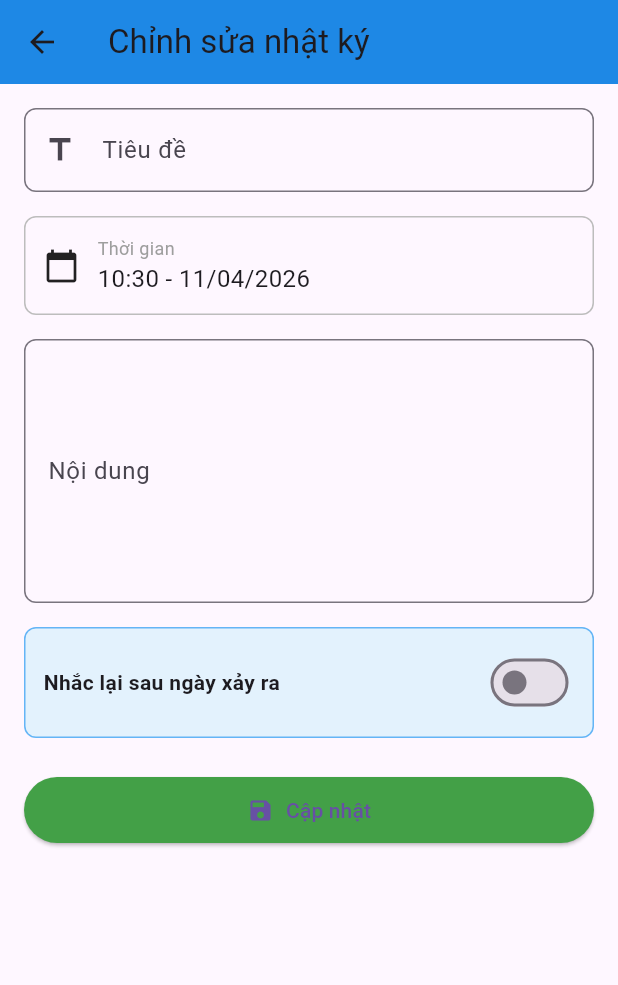
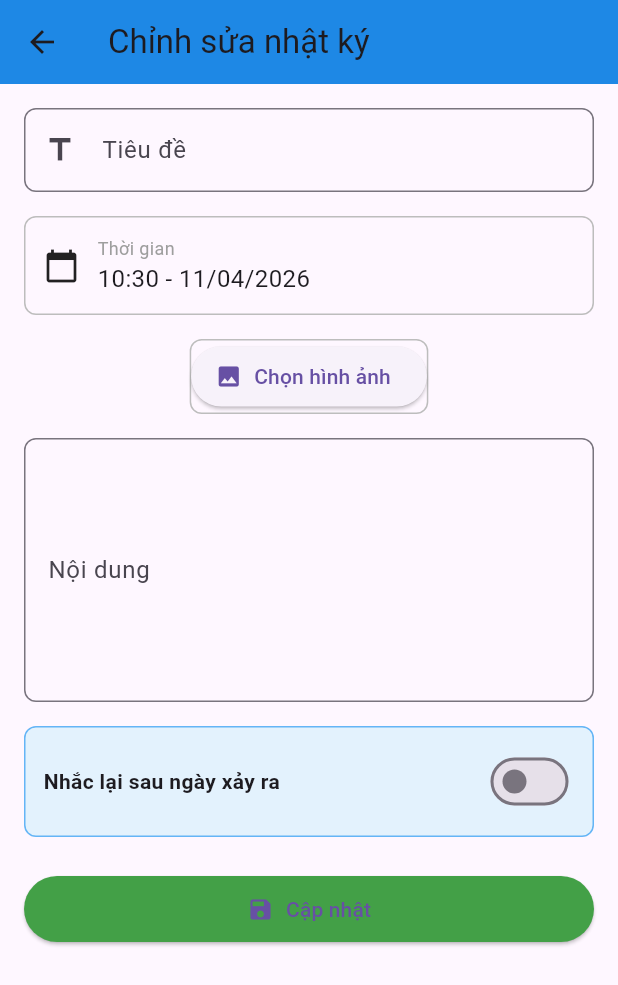
Before and after one commit to giakhanh356/Chuyende2, a Flutter app: the EntryDetailScreen screen opened directly with empty values, after a tap on the "edit" icon, on a phone screen of 412 x 824 dp. Shown: the top 985 px of the screen. Run offline on Flutter 3.47's test engine with Material 3 defaults, Android fonts, the phone set to English and light mode, and no system bars; our stand-ins replace image_picker, shared_preferences; accounts and stored records are empty.

Commit message:
Add web image upload support for diary entries

```diff
--- a/lib/models/diary_entry.dart
+++ b/lib/models/diary_entry.dart
@@ -2,7 +2,7 @@ class DiaryEntry {
   int? id;
   String title;
   DateTime dateTime;
-  String? imagePath;
+  String? imageBase64;
   bool isReminderEnabled;
   String reminderType; // 'ring', 'email', 'notification'
   String reminderTime; // '3 months', '1 year', '10 years'
@@ -13,7 +13,7 @@ class DiaryEntry {
     this.id,
     required this.title,
     required this.dateTime,
-    this.imagePath,
+    this.imageBase64,
     this.isReminderEnabled = false,
     this.reminderType = 'notification',
     this.reminderTime = '3 months',
@@ -27,7 +27,7 @@ class DiaryEntry {
       'id': id,
       'title': title,
       'dateTime': dateTime.toIso8601String(),
-      'imagePath': imagePath,
+      'imageBase64': imageBase64,
       'isReminderEnabled': isReminderEnabled ? 1 : 0,
       'reminderType': reminderType,
       'reminderTime': reminderTime,
@@ -45,7 +45,7 @@ class DiaryEntry {
       id: idValue is int ? idValue : (idValue is String ? int.tryParse(idValue) : null),
       title: map['title'] as String? ?? '',
       dateTime: DateTime.parse(map['dateTime'] as String? ?? DateTime.now().toIso8601String()),
-      imagePath: map['imagePath'] as String?,
+      imageBase64: map['imageBase64'] as String?,
       isReminderEnabled: isReminderValue is int
           ? isReminderValue == 1
           : (isReminderValue is bool ? isReminderValue : false),
@@ -61,7 +61,7 @@ class DiaryEntry {
     int? id,
     String? title,
     DateTime? dateTime,
-    String? imagePath,
+    String? imageBase64,
     bool? isReminderEnabled,
     String? reminderType,
     String? reminderTime,
@@ -72,7 +72,7 @@ class DiaryEntry {
       id: id ?? this.id,
       title: title ?? this.title,
       dateTime: dateTime ?? this.dateTime,
-      imagePath: imagePath ?? this.imagePath,
+      imageBase64: imageBase64 ?? this.imageBase64,
       isReminderEnabled: isReminderEnabled ?? this.isReminderEnabled,
       reminderType: reminderType ?? this.reminderType,
       reminderTime: reminderTime ?? this.reminderTime,
--- a/lib/screens/add_entry_screen.dart
+++ b/lib/screens/add_entry_screen.dart
@@ -1,4 +1,7 @@
+import 'dart:convert';
+
 import 'package:flutter/material.dart';
+import 'package:image_picker/image_picker.dart';
 import 'package:intl/intl.dart';
 import '../models/diary_entry.dart';
 import '../database/database_provider.dart';
@@ -16,10 +19,12 @@ class _AddEntryScreenState extends State<AddEntryScreen> {
   late TextEditingController _titleController;
   late TextEditingController _contentController;
   DateTime _selectedDateTime = DateTime.now();
+  String? _imageBase64;
   bool _isReminderEnabled = false;
   String _reminderType = 'notification';
   String _reminderTime = '3 months';
   final DatabaseProvider _dbProvider = DatabaseProvider();
+  final ImagePicker _imagePicker = ImagePicker();
 
   final List<String> _reminderTimes = [
     '3 months',
@@ -35,6 +40,7 @@ class _AddEntryScreenState extends State<AddEntryScreen> {
       _titleController = TextEditingController(text: widget.entry!.title);
       _contentController = TextEditingController(text: widget.entry!.content);
       _selectedDateTime = widget.entry!.dateTime;
+      _imageBase64 = widget.entry!.imageBase64;
       _isReminderEnabled = widget.entry!.isReminderEnabled;
       _reminderType = widget.entry!.reminderType;
       _reminderTime = widget.entry!.reminderTime;
@@ -79,6 +85,22 @@ class _AddEntryScreenState extends State<AddEntryScreen> {
     }
   }
 
+  Future<void> _pickImage() async {
+    final XFile? pickedFile = await _imagePicker.pickImage(
+      source: ImageSource.gallery,
+      maxWidth: 1200,
+      maxHeight: 1200,
+      imageQuality: 85,
+    );
+
+    if (pickedFile != null) {
+      final bytes = await pickedFile.readAsBytes();
+      setState(() {
+        _imageBase64 = base64Encode(bytes);
+      });
+    }
+  }
+
   Future<void> _saveDiaryEntry() async {
     if (_titleController.text.isEmpty) {
       ScaffoldMessenger.of(context).showSnackBar(
@@ -91,7 +113,7 @@ class _AddEntryScreenState extends State<AddEntryScreen> {
       id: widget.entry?.id,
       title: _titleController.text,
       dateTime: _selectedDateTime,
-      imagePath: null,
+      imageBase64: _imageBase64,
       isReminderEnabled: _isReminderEnabled,
       reminderType: _reminderType,
       reminderTime: _reminderTime,
@@ -179,6 +201,37 @@ class _AddEntryScreenState extends State<AddEntryScreen> {
                       ),
                     ],
                   ),
+                ),
+              ),
+              const SizedBox(height: 16),
+
+              // Image picker
+              Container(
+                decoration: BoxDecoration(
+                  border: Border.all(color: Colors.grey[400]!),
+                  borderRadius: BorderRadius.circular(8),
+                ),
+                child: Column(
+                  children: [
+                    if (_imageBase64 != null && _imageBase64!.isNotEmpty)
+                      Padding(
+                        padding: const EdgeInsets.all(8),
+                        child: ClipRRect(
+                          borderRadius: BorderRadius.circular(8),
+                          child: Image.memory(
+                            base64Decode(_imageBase64!),
+                            height: 200,
+                            width: double.infinity,
+                            fit: BoxFit.cover,
+                          ),
+                        ),
+                      ),
+                    ElevatedButton.icon(
+                      onPressed: _pickImage,
+                      icon: const Icon(Icons.image),
+                      label: const Text('Chọn hình ảnh'),
+                    ),
+                  ],
                 ),
               ),
               const SizedBox(height: 16),
--- a/lib/screens/entry_detail_screen.dart
+++ b/lib/screens/entry_detail_screen.dart
@@ -1,3 +1,5 @@
+import 'dart:convert';
+
 import 'package:flutter/material.dart';
 import 'package:intl/intl.dart';
 import '../models/diary_entry.dart';
@@ -90,6 +92,31 @@ class _EntryDetailScreenState extends State<EntryDetailScreen> {
                 ),
               ),
               const SizedBox(height: 16),
+
+              // Image
+              if (widget.entry.imageBase64 != null && widget.entry.imageBase64!.isNotEmpty)
+                Column(
+                  crossAxisAlignment: CrossAxisAlignment.start,
+                  children: [
+                    const Text(
+                      'Hình ảnh',
+                      style: TextStyle(
+                        fontSize: 14,
+                        fontWeight: FontWeight.w600,
+                      ),
+                    ),
+                    const SizedBox(height: 8),
+                    ClipRRect(
+                      borderRadius: BorderRadius.circular(12),
+                      child: Image.memory(
+                        base64Decode(widget.entry.imageBase64!),
+                        width: double.infinity,
+                        fit: BoxFit.cover,
+                      ),
+                    ),
+                    const SizedBox(height: 16),
+                  ],
+                ),
 
               // Content
               if (widget.entry.content.isNotEmpty)
--- a/pubspec.yaml
+++ b/pubspec.yaml
@@ -36,6 +36,8 @@ dependencies:
   cupertino_icons: ^1.0.8
   shared_preferences: ^2.2.0
   intl: ^0.19.0
+  image_picker: ^0.8.7+5
+  image_picker_for_web: ^2.1.0
 
 dev_dependencies:
   flutter_test:
```
